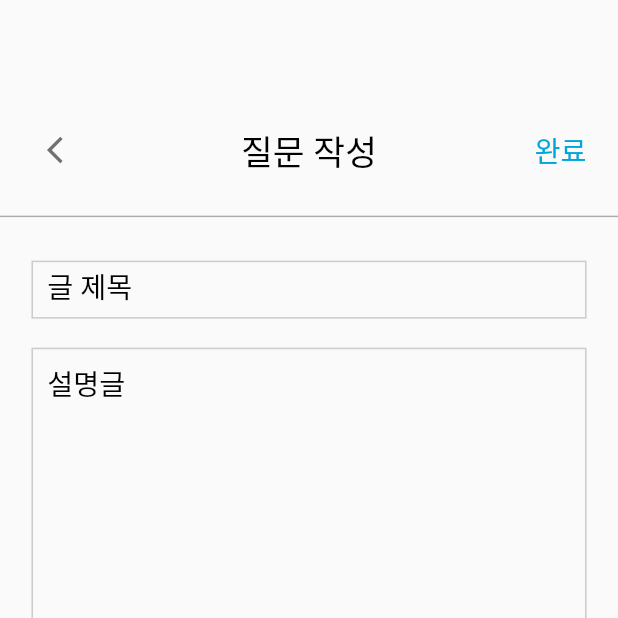
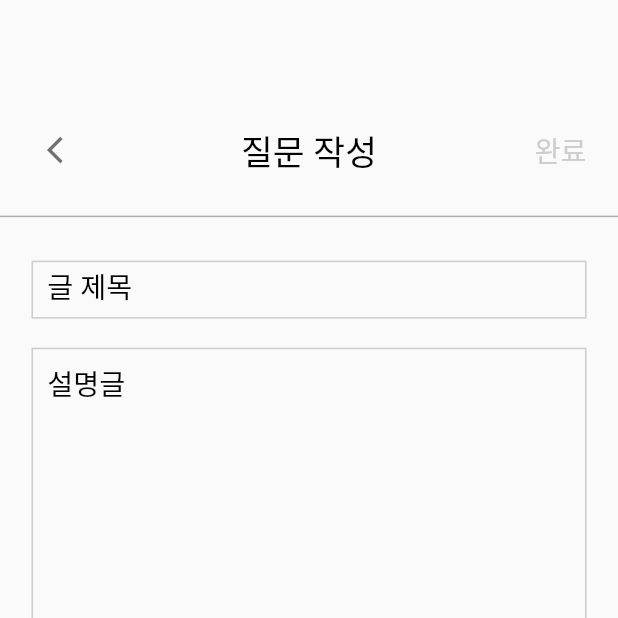
Before and after one commit to suhun-park/Flutter_Employting, a Flutter app: the HelpUploadScreen screen opened directly, on a phone screen of 412 x 824 dp, the top half of it. Run offline on Flutter 3.47's test engine with Material 2 defaults, Android fonts, the phone set to English and light mode, and no system bars; our stand-ins replace cached_network_image, cloud_firestore, firebase_auth, firebase_core, firebase_storage, flutter_screenutil and 3 more; accounts and stored records are empty; Roboto replaces fonts that are missing (Pretendard).

Commit message:
suhun_v2

```diff
--- a/lib/screen/help/view/help_upload_screen.dart
+++ b/lib/screen/help/view/help_upload_screen.dart
@@ -5,7 +5,9 @@ import 'package:flutter_screenutil/flutter_screenutil.dart';
 import 'package:flutting/constant/colors.dart';
 import 'package:flutting/constant/fonts.dart';
 import 'package:flutting/constant/named_widget.dart';
+import 'package:flutting/screen/help/controller/help_upload_controller.dart';
 import 'package:get/get.dart';
+import 'package:intl/intl.dart';
 
 class HelpUploadScreen extends StatelessWidget {
   const HelpUploadScreen({super.key});
@@ -54,6 +56,7 @@ class HelpUploadScreen extends StatelessWidget {
 
   @override
   Widget build(BuildContext context) {
+    final HelpUploadController _helpUploadController = Get.put(HelpUploadController());
     return Scaffold(
       body: SafeArea(
         child: Column(
@@ -111,16 +114,36 @@ class HelpUploadScreen extends StatelessWidget {
                     flex: 15,
                     child: Align(
                       alignment: Alignment.centerRight,
-                      child: Text(
-                        "완료",
-                        style: TextStyle(
-                          fontFamily: 'Pretendard',
-                          fontSize: 18.sp,
-                          fontWeight: medium,
-                          color: etBlue,
+                      child: Obx(
+                            () => GestureDetector(
+                          onTap: _helpUploadController.helpTitleText.isNotEmpty &&
+                              _helpUploadController.helpContentText.isNotEmpty &&
+                              _helpUploadController.helpIsLoading == false
+                              ? () {
+                            final now = DateTime.now();
+                            _helpUploadController.uploadPost(
+                              DateFormat('yyyyMMddHHmmss').format(now),
+                              now,
+                            );
+                          }
+                              : () {},child:Text(
+                          "완료",
+                          style: TextStyle(
+                            fontFamily: 'Pretendard',
+                            fontSize: 18.sp,
+                            fontWeight: medium,
+                            color: _helpUploadController
+                                        .helpTitleText.isNotEmpty &&
+                                    _helpUploadController
+                                        .helpContentText.isNotEmpty &&
+                                    _helpUploadController.helpIsLoading == false
+                                ? etBlue
+                                : etLightGrey,
+                          ),
                         ),
                       ),
                     ),
+                  ),
                   ),
                 ],
               ),
@@ -142,6 +165,7 @@ class HelpUploadScreen extends StatelessWidget {
                   SizedBox(
                     height: 40.h,
                     child: TextField(
+                      onChanged: (value) => _helpUploadController.homeChangeTitle(value),
                       style: inputTextDeco(),
                       decoration: inputDeco('글 제목'),
                       cursorColor: etBlack,
@@ -153,6 +177,7 @@ class HelpUploadScreen extends StatelessWidget {
                   SizedBox(
                     height: 280.h,
                     child: TextField(
+                      onChanged: (value) => _helpUploadController.homeChangeContent(value),
                       keyboardType: TextInputType.multiline,
                       expands: true,
                       maxLines: null,
```
Also changed, not shown: lib/screen/help/controller/help_upload_controller.dart (added, +40 -0 lines).
